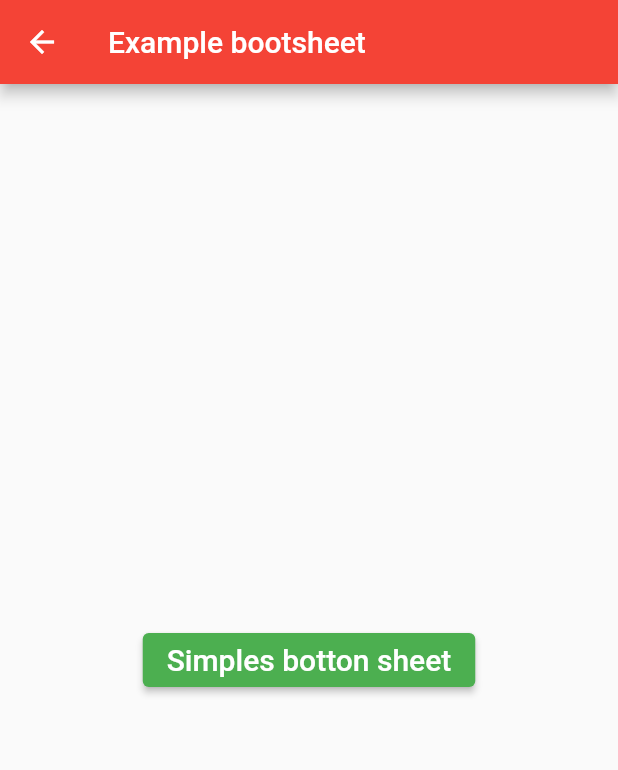
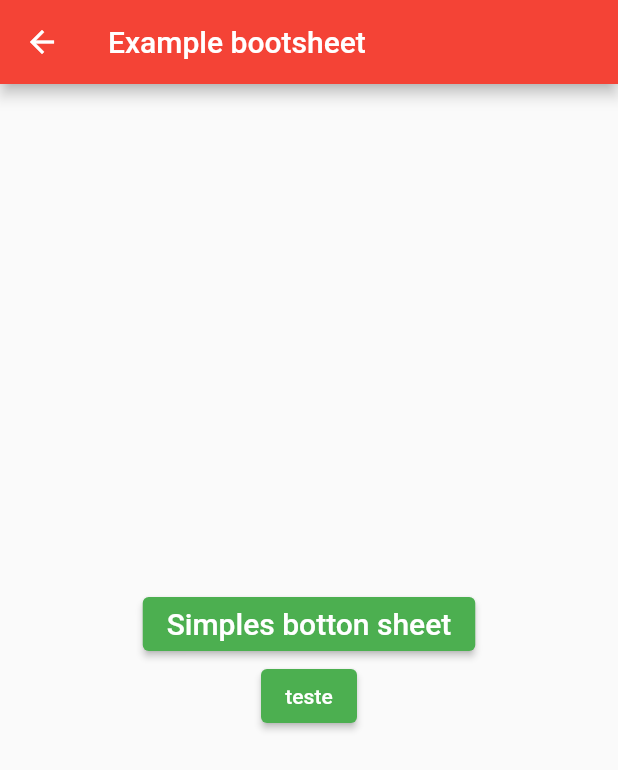
Before and after one commit to EvertonLimaInovacaointeligentes/flutter_widgetsestudo, a Flutter app: the ModalShettButtom screen opened by its route, on a phone screen of 412 x 824 dp. Shown: the top 770 px of the screen. Run offline on Flutter 3.47's test engine with Material 2 defaults, Android fonts, the phone set to English and light mode, and no system bars; our stand-ins replace device_preview, lottie, syncfusion_flutter_gauges; network calls fail.

Commit message:
Adição de const e atualização do projeto para rodar flutter 3.0.0

```diff
--- a/lib/modal_bottom_sheet/modal_sheet_bottom.dart
+++ b/lib/modal_bottom_sheet/modal_sheet_bottom.dart
@@ -27,10 +27,15 @@ class ModalShettButtom extends StatelessWidget {
                   shape: const RoundedRectangleBorder(
                     borderRadius: BorderRadius.vertical(
                       top: Radius.circular(15),
-                  )),
+                    ),
+                  ),
                   context: context,
                   builder: (context) => buildSheet(context),
                 ),
+              ),
+              ElevatedButton(
+                onPressed: () {},
+                child: Text('teste'),
               ),
             ],
           ),
@@ -45,7 +50,7 @@ Widget buildSheet(BuildContext context) {
   /*initialChildSize: 0.9,
     minChildSize: 0,
     maxChildSize: 0.9,*/
-  /*builder: (_, controller) =>*/ return  Container(
+  /*builder: (_, controller) =>*/ return Container(
     //color: Colors.red,
     //height: 150.0,
 
@@ -63,11 +68,16 @@ Widget buildSheet(BuildContext context) {
             alignment: Alignment.centerRight,
             child: IconButton(
               onPressed: () => Fechar(context),
-                icon: Icon(Icons.clear),
+              icon: const Icon(Icons.clear),
             ),
           ),
-            Image.asset('lib/assets/oferta.png',height: 200,),
-            SizedBox(height: 20,),
+          Image.asset(
+            'lib/assets/oferta.png',
+            height: 200,
+          ),
+          const SizedBox(
+            height: 20,
+          ),
           ElevatedButton(
             onPressed: () {},
             child: Text('Continue'),
@@ -91,25 +101,6 @@ Widget buildButton({
       style: TextStyle(fontSize: 20),
     ),
   );
-
-  /*return Column(
-    children: [
-      Align(
-        alignment: Alignment.centerRight,
-        child: IconButton(
-          onPressed: () => Fechar(context),
-          icon: Icon(Icons.clear),
-        ),
-      ),
-      ElevatedButton(
-        onPressed: onClicked,
-        child: Text(
-          text,
-          style: TextStyle(fontSize: 20),
-        ),
-      ),
-    ],
-  );*/
 }
 
 void Fechar(BuildContext context) {
```
Also changed, not shown: 2 other files. Lines whose indentation alone changed are shown as unchanged.
